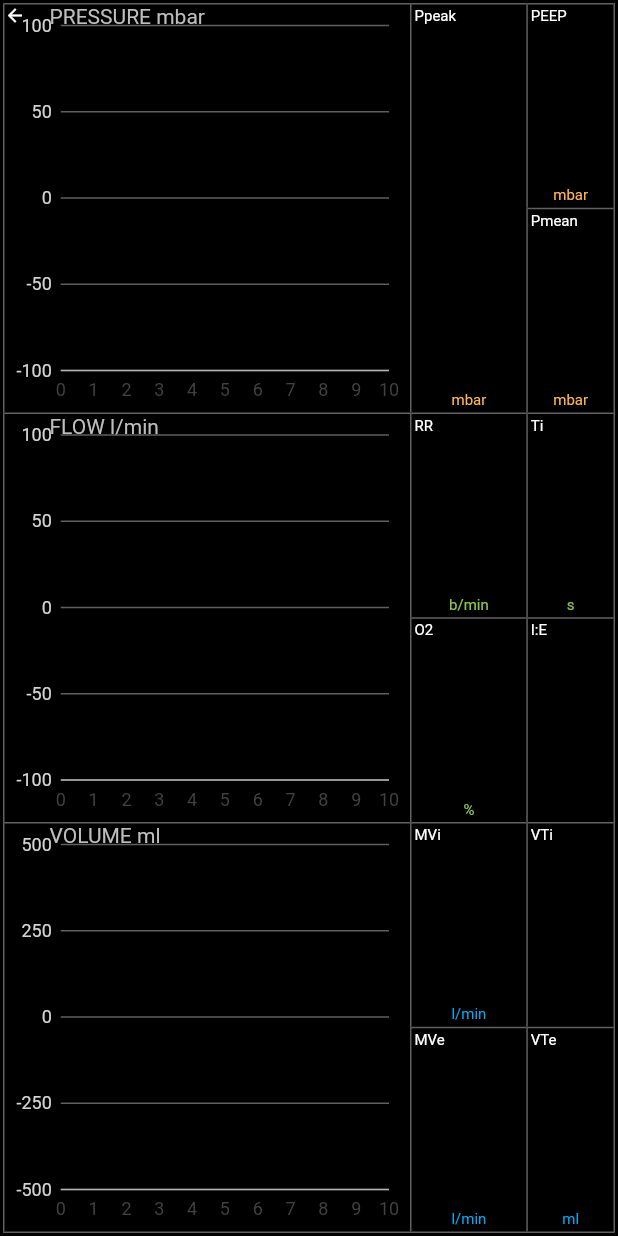
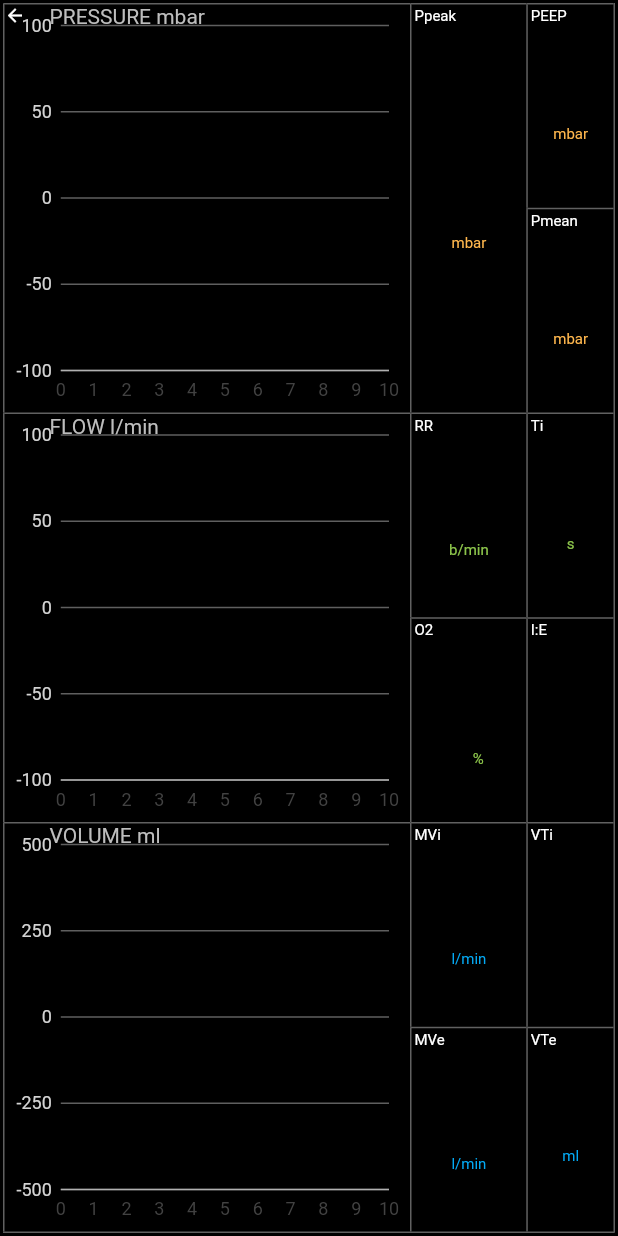
Before and after one commit to kukulo2011/OpenCovid_ventilator, a Flutter app: the screen it shows after launch, after a tap on "Show Graph Screen", on a phone screen of 412 x 824 dp. Run offline on Flutter 3.47's test engine with Material 2 defaults, Android fonts, the phone set to English and light mode, and no system bars; our stand-ins replace charts_flutter; missing offline and left inert: pedantic, screen, usb_serial.

Commit message:
Display the numeric values reasonably nicely.

```diff
--- a/display_app/breezy/lib/graphs_screen.dart
+++ b/display_app/breezy/lib/graphs_screen.dart
@@ -45,12 +45,12 @@ final _displayedValues = [
   DisplayedValueSelector('Pmean', 'mbar', '##.#', Colors.orange.shade300, 1),
   DisplayedValueSelector('PEEP', 'mbar', '##.#', Colors.orange.shade300, 2),
   DisplayedValueSelector('RR', 'b/min', '##.#', Colors.lightGreen, 3),
-  DisplayedValueSelector('O2', '%', '1##', Colors.lightGreen, 4),
+  DisplayedValueSelector('O2', '     %', '1##', Colors.lightGreen, 4),
   DisplayedValueSelector('Ti', 's', '##.#', Colors.lightGreen, 5),
-  DisplayedValueSelector('I:E', '', '##.#', Colors.lightGreen, 6),
+  DisplayedValueSelector('I:E', null, '##.#', Colors.lightGreen, 6),
   DisplayedValueSelector('MVi', 'l/min', '##.#', Colors.lightBlue, 7),
   DisplayedValueSelector('MVe', 'l/min', '##.#', Colors.lightBlue, 8),
-  DisplayedValueSelector('VTi', '', '####', Colors.lightBlue, 9),
+  DisplayedValueSelector('VTi', null, '####', Colors.lightBlue, 9),
   DisplayedValueSelector('VTe', 'ml', '####', Colors.lightBlue, 10)
 ];
 
--- a/display_app/breezy/lib/value_box.dart
+++ b/display_app/breezy/lib/value_box.dart
@@ -2,7 +2,7 @@ import 'package:flutter/material.dart';
 import 'package:flutter/rendering.dart';
 import 'dart:ui';
 import 'package:intl/intl.dart' show NumberFormat;
-import 'dart:math' show min;
+import 'dart:math' show min, max;
 
 /*
 MIT License
@@ -42,7 +42,7 @@ class ValueBox extends StatelessWidget {
       @required this.label,
       @required this.format,
       @required this.color,
-      this.units = 'bar'}) {
+      this.units}) {
     assert(label != null);
     assert(format != null);
     assert(color != null);
@@ -57,15 +57,23 @@ class ValueBox extends StatelessWidget {
             border: Border(
                 top: BorderSide(width: 1, color: _borderColor),
                 left: BorderSide(width: 1, color: _borderColor))),
-        child: Column(
-          crossAxisAlignment: CrossAxisAlignment.start,
+        child: Stack (
           children: <Widget>[
             Text(label, style: TextStyle(fontSize: 10)),
-            Expanded(
-              child: DecimalAlignedText(
-                  value: value, format: format, color: color),
+            Column(
+              crossAxisAlignment: CrossAxisAlignment.start,
+              children: <Widget>[
+                SizedBox(height: 10),
+                Expanded(
+                  child: DecimalAlignedText(
+                      value: value,
+                      units: units,
+                      unitsFontSize: 10,
+                      format: format,
+                      color: color),
+                )
+              ],
             ),
-            Center(child: Text(units, style: TextStyle(fontSize: 10, color: color))),
           ],
         ));
   }
@@ -76,8 +84,19 @@ class ValueBox extends StatelessWidget {
 class DecimalAlignedText extends StatefulWidget {
   final String value; // may be null
   final String format;
+  final String units;
+  final double unitsFontSize;
+
+  /// fraction of the size the value is rendered in for the units.
+  /// Ignored if unitsFontSize is set and the value's font size
+  /// is >= unitsFontSize.
+  final double unitsFontSizeFraction;
   final Color color;
   final double scale;
+
+  /// True if the height of the value should be computed using the baseline.
+  /// Use false if the value has lower-case letters in it.
+  final bool useBaseline;
 
   /// [scale] is how completely the box is filled.  By default, it's 0.95,
   /// to give a little margin for error if the format string isn't exactly
@@ -86,7 +105,11 @@ class DecimalAlignedText extends StatefulWidget {
       {@required this.value,
       @required this.format,
       @required this.color,
-      this.scale = 0.95}) {
+      this.units,
+      this.unitsFontSize,
+      this.unitsFontSizeFraction = 0.5,
+      this.scale = 0.95,
+      this.useBaseline = true}) {
     assert(format != null);
     assert(color != null);
   }
@@ -98,9 +121,11 @@ class DecimalAlignedText extends StatefulWidget {
 class _DecimalAlignedTextState extends State<DecimalAlignedText> {
   NumberFormat numberFormat;
   int decimalIndex; // If no decimal, length of format string
+  double valueBeforeWidth;
+  double valueAfterWidth; // Including decimal point
+  double valueHeight;
+  double unitsHeight;
   double unitsWidth;
-  double fractionWidth; // Including decimal point
-  double unitsHeight;
 
   @override
   void initState() {
@@ -109,29 +134,50 @@ class _DecimalAlignedTextState extends State<DecimalAlignedText> {
     RenderParagraph p;
     if (decimalIndex == -1) {
       decimalIndex = widget.format.length;
-      fractionWidth = 0;
+      valueAfterWidth = 0;
+      valueHeight = 0;
     } else {
-      p = getParagraph(
-          100, widget.format.substring(decimalIndex), TextAlign.left);
-      fractionWidth = p.getMaxIntrinsicWidth(double.infinity);
+      p = getParagraph(100, widget.format.substring(decimalIndex));
+      valueAfterWidth = p.getMaxIntrinsicWidth(double.infinity);
+      if (widget.useBaseline) {
+        valueHeight =
+            p.computeDistanceToActualBaseline(TextBaseline.alphabetic);
+      } else {
+        valueHeight = p.getMaxIntrinsicHeight(double.infinity);
+      }
     }
-    p = getParagraph(
-        100, widget.format.substring(0, decimalIndex), TextAlign.right);
-    unitsHeight = p.getMaxIntrinsicHeight(double.infinity);
-    unitsWidth = p.getMaxIntrinsicWidth(double.infinity);
+    {
+      p = getParagraph(100, widget.format.substring(0, decimalIndex));
+      if (widget.useBaseline) {
+        valueHeight = max(valueHeight,
+            p.computeDistanceToActualBaseline(TextBaseline.alphabetic));
+      } else {
+        valueHeight =
+            max(valueHeight, p.getMaxIntrinsicHeight(double.infinity));
+      }
+      valueBeforeWidth = p.getMaxIntrinsicWidth(double.infinity);
+    }
+    if (widget.units == null) {
+      unitsHeight = 0;
+      unitsWidth = 0;
+    } else {
+      if (widget.unitsFontSize != null) {
+        p = getParagraph(widget.unitsFontSize, widget.units);
+      } else {
+        p = getParagraph(100 * widget.unitsFontSizeFraction, widget.units);
+      }
+      unitsHeight = p.getMaxIntrinsicHeight(double.infinity);
+      unitsWidth = p.getMaxIntrinsicWidth(double.infinity);
+    }
   }
 
-  RenderParagraph getParagraph(double fontSize, String s, TextAlign a) {
+  RenderParagraph getParagraph(double fontSize, String s) {
     final p = RenderParagraph(
         TextSpan(
-            text: s,
-            style: TextStyle(
-                fontSize: fontSize,
-                // fontFamily: 'RobotoMono',
-                color: widget.color)),
+            text: s, style: TextStyle(fontSize: fontSize, color: widget.color)),
         maxLines: 1,
         textDirection: TextDirection.ltr,
-        textAlign: a);
+        textAlign: TextAlign.left);
     p.layout(BoxConstraints());
     return p;
   }
@@ -156,18 +202,103 @@ class _ValueBoxPainter extends CustomPainter {
 
   @override
   void paint(Canvas canvas, Size size) {
+    double fontSize = 100.0 *
+        widget.scale *
+        size.width /
+        (state.valueBeforeWidth + state.valueAfterWidth);
+    // Font size based on width.  If height is constrained, this can go down.
+    double unitsHeight = 0.0;
+    double unitsWidth = 0.0;
+    double unitsFontSize;
+    if (widget.units == null) {
+      fontSize =
+          min(fontSize, 100.0 * widget.scale * size.height / state.valueHeight);
+    } else {
+      if (widget.unitsFontSize != null) {
+        fontSize = min(
+            fontSize,
+            100.0 *
+                widget.scale *
+                (size.height - state.unitsHeight * 1.2) /
+                state.valueHeight);
+        if (widget.unitsFontSize > fontSize) {
+          // Edge case:  we've run out of vertical space for the units
+          fontSize = 100.0 *
+              widget.scale *
+              min(
+                  size.width / (state.valueBeforeWidth + state.valueAfterWidth),
+                  size.height /
+                      (state.valueHeight * (1 + widget.unitsFontSizeFraction)));
+          unitsFontSize = fontSize *
+              widget.unitsFontSizeFraction *
+              state.valueHeight /
+              state.unitsHeight;
+          if (state.unitsWidth * unitsFontSize / widget.unitsFontSize >
+              size.width) {
+            unitsFontSize =
+                size.width * widget.unitsFontSize / state.unitsWidth;
+          }
+          unitsHeight =
+              state.unitsHeight * unitsFontSize / widget.unitsFontSize;
+          unitsWidth = state.unitsWidth * unitsFontSize / widget.unitsFontSize;
+        } else {
+          unitsFontSize = widget.unitsFontSize;
+          unitsHeight = state.unitsHeight;
+          unitsWidth = state.unitsWidth;
+          if (state.unitsWidth > size.width) {
+            unitsFontSize *= size.width / state.unitsWidth;
+            unitsHeight *= size.width / state.unitsWidth;
+            unitsWidth = size.width;
+          }
+        }
+      } else {
+        // Relative unitsFontSize
+        fontSize = min(
+            fontSize,
+            100.0 *
+                widget.scale *
+                size.height /
+                (state.valueHeight + state.unitsHeight));
+        unitsFontSize = fontSize * widget.unitsFontSizeFraction;
+        unitsHeight = state.unitsHeight;
+        unitsWidth = state.unitsWidth;
+        if (state.unitsWidth > size.width) {
+          unitsFontSize *= size.width / state.unitsWidth;
+          unitsHeight *= size.width / state.unitsWidth;
+          unitsWidth = size.width;
+        }
+      }
+    }
+    final double vh = state.valueHeight * fontSize / 100.0; // Value height
+    double vdy = 0; // Amount to scoot value up by for units
+    if (widget.units != null) {
+      final available = size.height - (unitsHeight + vh);
+      final taken = min(unitsHeight / 2, available / 3);
+      final x = (size.width - unitsWidth) / 2;
+      final y = (size.height + vh + taken - unitsHeight) / 2;
+      vdy = -(taken + unitsHeight) / 2;
+      // For the whitespace below the value, take no more than the height
+      // of units.  If constrained, split evenly between the margins
+      // and the gap.
+      final offset = Offset(x, y);
+      final span = TextSpan(
+          text: widget.units,
+          style: TextStyle(color: widget.color, fontSize: unitsFontSize));
+      final painter = TextPainter(
+          text: span,
+          textAlign: TextAlign.left,
+          textDirection: TextDirection.ltr,
+          maxLines: 1);
+      painter.layout();
+      painter.paint(canvas, offset);
+    }
     if (value == null) {
       return;
     }
-    final double fontSize = 100.0 *
-        widget.scale *
-        min(size.width / (state.unitsWidth + state.fractionWidth),
-            size.height / state.unitsHeight);
     int decimalIndex = value.indexOf('.');
-    final double uw = state.unitsWidth * fontSize / 100.0;
-    final double fw = state.fractionWidth * fontSize / 100.0;
-    final double h = state.unitsHeight * fontSize / 100.0;
-    final double y = (size.height - h) / 2.0;
+    final double uw = state.valueBeforeWidth * fontSize / 100.0;
+    final double fw = state.valueAfterWidth * fontSize / 100.0;
+    final double y = vdy + (size.height - vh) / 2.0;
     if (decimalIndex == -1) {
       decimalIndex = value.length;
     } else {
```
